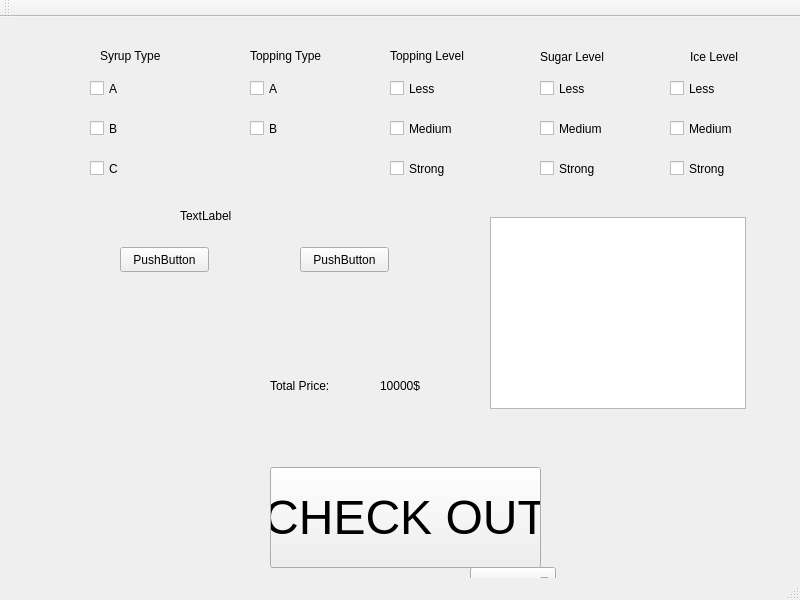
The window that secondmain.ui (truongkutetk97/qt5_finalproject) describes before a commit, drawn with Qt 5.
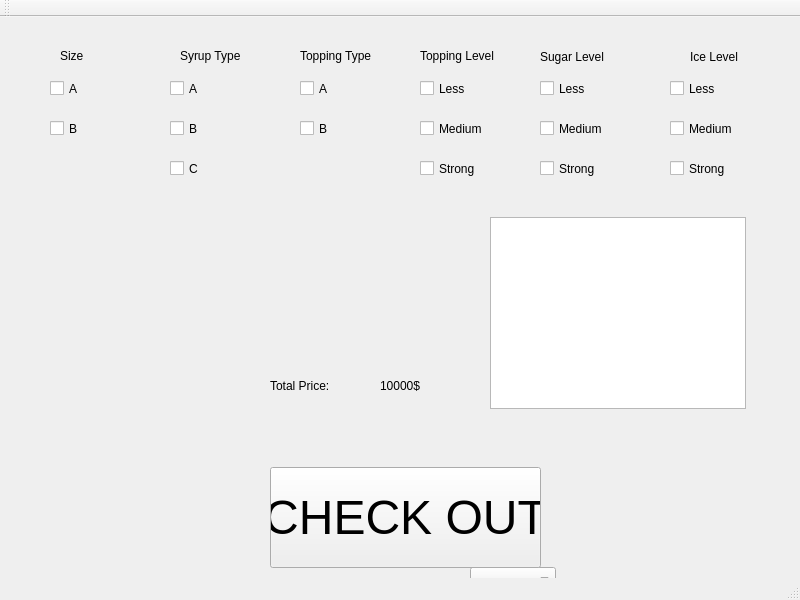
The same window after the commit.

Diff of the .ui file:
```diff
--- a/secondmain.ui
+++ b/secondmain.ui
@@ -88,7 +88,7 @@
    <widget class="QLabel" name="label_2">
     <property name="geometry">
      <rect>
-      <x>100</x>
+      <x>180</x>
       <y>30</y>
       <width>81</width>
       <height>17</height>
@@ -101,7 +101,7 @@
    <widget class="QLabel" name="label_3">
     <property name="geometry">
      <rect>
-      <x>250</x>
+      <x>300</x>
       <y>30</y>
       <width>91</width>
       <height>17</height>
@@ -114,7 +114,7 @@
    <widget class="QLabel" name="label_4">
     <property name="geometry">
      <rect>
-      <x>390</x>
+      <x>420</x>
       <y>30</y>
       <width>111</width>
       <height>17</height>
@@ -179,7 +179,7 @@
    <widget class="QCheckBox" name="cbx11">
     <property name="geometry">
      <rect>
-      <x>90</x>
+      <x>170</x>
       <y>60</y>
       <width>92</width>
       <height>23</height>
@@ -192,7 +192,7 @@
    <widget class="QCheckBox" name="cbx12">
     <property name="geometry">
      <rect>
-      <x>90</x>
+      <x>170</x>
       <y>100</y>
       <width>92</width>
       <height>23</height>
@@ -205,7 +205,7 @@
    <widget class="QCheckBox" name="cbx13">
     <property name="geometry">
      <rect>
-      <x>90</x>
+      <x>170</x>
       <y>140</y>
       <width>92</width>
       <height>23</height>
@@ -257,7 +257,7 @@
    <widget class="QCheckBox" name="cbx22">
     <property name="geometry">
      <rect>
-      <x>250</x>
+      <x>300</x>
       <y>100</y>
       <width>92</width>
       <height>23</height>
@@ -270,7 +270,7 @@
    <widget class="QCheckBox" name="cbx21">
     <property name="geometry">
      <rect>
-      <x>250</x>
+      <x>300</x>
       <y>60</y>
       <width>92</width>
       <height>23</height>
@@ -283,7 +283,7 @@
    <widget class="QCheckBox" name="cbx33">
     <property name="geometry">
      <rect>
-      <x>390</x>
+      <x>420</x>
       <y>140</y>
       <width>92</width>
       <height>23</height>
@@ -296,7 +296,7 @@
    <widget class="QCheckBox" name="cbx31">
     <property name="geometry">
      <rect>
-      <x>390</x>
+      <x>420</x>
       <y>60</y>
       <width>92</width>
       <height>23</height>
@@ -309,7 +309,7 @@
    <widget class="QCheckBox" name="cbx32">
     <property name="geometry">
      <rect>
-      <x>390</x>
+      <x>420</x>
       <y>100</y>
       <width>92</width>
       <height>23</height>
@@ -358,43 +358,43 @@
      <string>Medium</string>
     </property>
    </widget>
-   <widget class="QPushButton" name="pushButton_2">
+   <widget class="QCheckBox" name="cbx01">
     <property name="geometry">
      <rect>
-      <x>120</x>
-      <y>230</y>
-      <width>89</width>
-      <height>25</height>
+      <x>50</x>
+      <y>60</y>
+      <width>92</width>
+      <height>23</height>
      </rect>
     </property>
     <property name="text">
-     <string>PushButton</string>
-    </property>
-   </widget>
-   <widget class="QPushButton" name="pushButton_3">
-    <property name="geometry">
-     <rect>
-      <x>300</x>
-      <y>230</y>
-      <width>89</width>
-      <height>25</height>
-     </rect>
-    </property>
-    <property name="text">
-     <string>PushButton</string>
+     <string>A</string>
     </property>
    </widget>
    <widget class="QLabel" name="label_9">
     <property name="geometry">
      <rect>
-      <x>180</x>
-      <y>190</y>
-      <width>67</width>
+      <x>60</x>
+      <y>30</y>
+      <width>81</width>
       <height>17</height>
      </rect>
     </property>
     <property name="text">
-     <string>TextLabel</string>
+     <string>Size</string>
+    </property>
+   </widget>
+   <widget class="QCheckBox" name="cbx02">
+    <property name="geometry">
+     <rect>
+      <x>50</x>
+      <y>100</y>
+      <width>92</width>
+      <height>23</height>
+     </rect>
+    </property>
+    <property name="text">
+     <string>B</string>
     </property>
    </widget>
   </widget>
```
